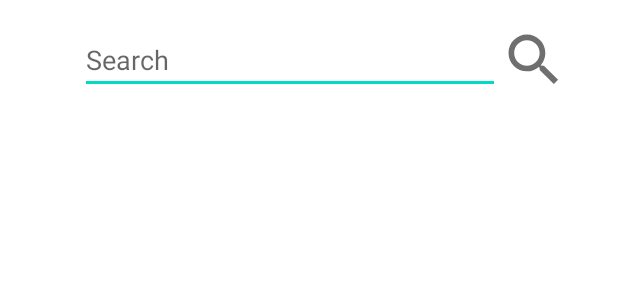
After one commit to VanDuyN/Good_Phone, an Android app: the layout activity_list_product.xml on its own in the app's theme, with its tools: preview values and no code run, on a phone screen of 412 x 824 dp. The commit adds this screen. Shown: the top 300 px of the screen. Run offline under Robolectric (Android 15) with nearby library versions, the phone set to English and light mode, and no system bars.

Commit message:
done motion

```diff
--- /dev/null
+++ b/app/src/main/java/com/example/goodphone/MotionLayout.java
@@ -0,0 +1,25 @@
+package com.example.goodphone;
+
+import androidx.appcompat.app.AppCompatActivity;
+
+import android.content.Intent;
+import android.os.Bundle;
+import android.os.Handler;
+import android.view.WindowManager;
+
+public class MotionLayout extends AppCompatActivity {
+
+    @Override
+    protected void onCreate(Bundle savedInstanceState) {
+        getWindow().setFlags(WindowManager.LayoutParams.FLAG_FULLSCREEN,WindowManager.LayoutParams.FLAG_FULLSCREEN);
+        super.onCreate(savedInstanceState);
+        setContentView(R.layout.motion_layout);
+        new Handler().postDelayed(new Runnable() {
+            @Override
+            public void run() {
+                startActivity(new Intent(MotionLayout.this, Intro.class));
+                finish();
+            }
+        },3000);
+    }
+}
--- a/app/src/main/res/drawable/bg_line_black.xml
+++ b/app/src/main/res/drawable/bg_line_black.xml
@@ -1,9 +1,9 @@
 <?xml version="1.0" encoding="utf-8"?>
 <selector xmlns:android="http://schemas.android.com/apk/res/android">
     <item>
-        <shape android:shape="rectangle">
-            <stroke android:width="1.5dp" android:color="@color/black"/>
-            <corners android:radius="5dp"/>
+        <shape android:shape="rectangle" >
+            <stroke android:width="3dp" android:color="@color/black"/>
+            <corners android:radius="5dp" />
         </shape>
     </item>
 </selector>
--- /dev/null
+++ b/app/src/main/res/drawable/bg_motion.xml
@@ -0,0 +1,5 @@
+<?xml version="1.0" encoding="utf-8"?>
+<shape xmlns:android="http://schemas.android.com/apk/res/android">
+<solid android:color="@color/green_dark"/>
+    <corners android:radius="500dp"/>
+</shape>
--- /dev/null
+++ b/app/src/main/res/drawable/ic_back.xml
@@ -0,0 +1,5 @@
+<vector android:autoMirrored="true" android:height="45dp"
+    android:tint="#6F6F6F" android:viewportHeight="24"
+    android:viewportWidth="24" android:width="45dp" xmlns:android="http://schemas.android.com/apk/res/android">
+    <path android:fillColor="@android:color/white" android:pathData="M11.67,3.87L9.9,2.1 0,12l9.9,9.9 1.77,-1.77L3.54,12z"/>
+</vector>
--- /dev/null
+++ b/app/src/main/res/drawable/ic_search.xml
@@ -0,0 +1,5 @@
+<vector android:height="45dp" android:tint="#6F6F6F"
+    android:viewportHeight="24" android:viewportWidth="24"
+    android:width="45dp" xmlns:android="http://schemas.android.com/apk/res/android">
+    <path android:fillColor="@android:color/white" android:pathData="M15.5,14h-0.79l-0.28,-0.27C15.41,12.59 16,11.11 16,9.5 16,5.91 13.09,3 9.5,3S3,5.91 3,9.5 5.91,16 9.5,16c1.61,0 3.09,-0.59 4.23,-1.57l0.27,0.28v0.79l5,4.99L20.49,19l-4.99,-5zM9.5,14C7.01,14 5,11.99 5,9.5S7.01,5 9.5,5 14,7.01 14,9.5 11.99,14 9.5,14z"/>
+</vector>
--- /dev/null
+++ b/app/src/main/res/drawable/loading_screen.xml
@@ -0,0 +1,5 @@
+<?xml version="1.0" encoding="utf-8"?>
+<selector xmlns:tools="http://schemas.android.com/tools" xmlns:android="http://schemas.android.com/apk/res/android">
+
+    <corners android:radius="500dp" />
+</selector>
--- /dev/null
+++ b/app/src/main/res/layout/activity_list_product.xml
@@ -0,0 +1,31 @@
+<?xml version="1.0" encoding="utf-8"?>
+<RelativeLayout xmlns:android="http://schemas.android.com/apk/res/android"
+    xmlns:app="http://schemas.android.com/apk/res-auto"
+    xmlns:tools="http://schemas.android.com/tools"
+    android:layout_width="match_parent"
+    android:layout_height="wrap_content"
+    tools:context=".ListProduct">
+    <LinearLayout
+        android:layout_width="match_parent"
+        android:layout_height="80dp"
+        android:gravity="center"
+        android:orientation="horizontal">
+
+        <LinearLayout
+            android:layout_width="300dp"
+            android:layout_height="wrap_content">
+                <EditText
+                    android:layout_width="match_parent"
+                    android:layout_height="wrap_content"
+                    android:hint="Search"
+                    android:layout_marginStart="20dp"/>
+        </LinearLayout>
+        <ImageView
+            android:id="@+id/search_listpd"
+            android:layout_width="wrap_content"
+            android:layout_height="wrap_content"
+            android:src="@drawable/ic_search"/>
+
+    </LinearLayout>
+
+</RelativeLayout>
--- a/app/src/main/res/layout/intro.xml
+++ b/app/src/main/res/layout/intro.xml
@@ -9,6 +9,7 @@
     <ImageView
         android:layout_width="347dp"
         android:layout_height="265dp"
+        android:src="@drawable/logowithtext"
         app:layout_constraintBottom_toBottomOf="parent"
         app:layout_constraintEnd_toEndOf="parent"
         app:layout_constraintStart_toStartOf="parent"
--- a/app/src/main/res/values/colors.xml
+++ b/app/src/main/res/values/colors.xml
@@ -3,4 +3,5 @@
     <color name="black">#FF000000</color>
     <color name="white">#FFFFFFFF</color>
     <color name="green_dark">#31D488</color>
+    <color name="green_light" >#2D7F59</color>
 </resources>
--- a/app/src/main/res/values/themes.xml
+++ b/app/src/main/res/values/themes.xml
@@ -1,6 +1,6 @@
 <resources xmlns:tools="http://schemas.android.com/tools">
     <!-- Base application theme. -->
-    <style name="Base.Theme.GoodPhone" parent="Theme.Material3.DayNight.NoActionBar">
+    <style name="Base.Theme.GoodPhone" parent="Theme.MaterialComponents.DayNight.NoActionBar">
         <!-- Customize your light theme here. -->
         <!-- <item name="colorPrimary">@color/my_light_primary</item> -->
     </style>
```
Also changed, not shown: app/src/main/AndroidManifest.xml (+9 -4 lines), app/src/main/java/com/example/goodphone/ListProduct.java (added, +14 -0 lines), app/src/main/res/layout/log_in.xml (+7 -7 lines), app/src/main/res/layout/motion_layout.xml (added, +34 -0 lines), app/src/main/res/layout/register.xml (+8 -5 lines), app/src/main/res/xml/motion_layout_scene.xml (added, +60 -0 lines), app/src/main/res/drawable/logohorizontal.png (added), app/src/main/res/drawable/logomaincolor.png (added), app/src/main/res/drawable/logowithtext.png (added).
